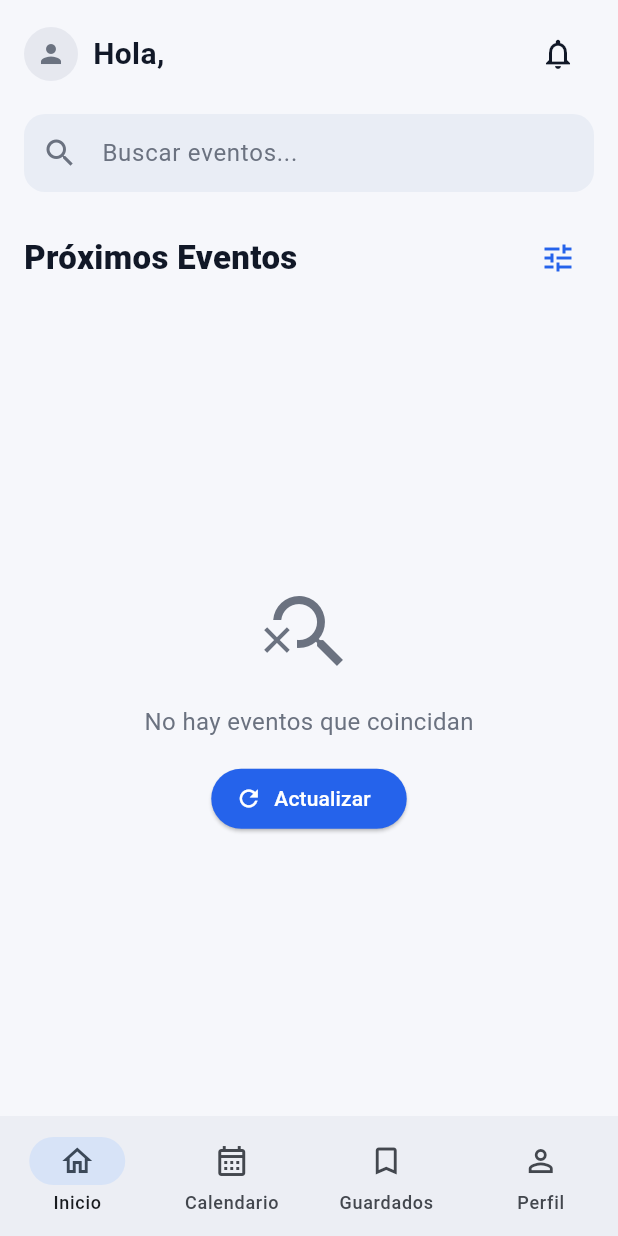
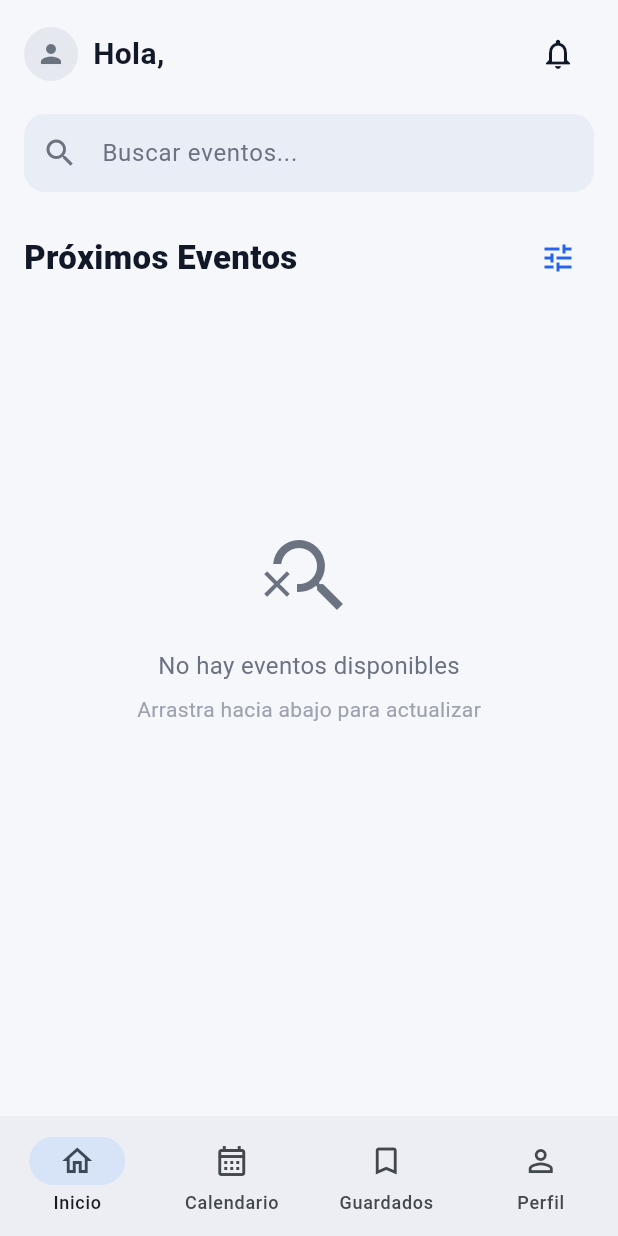
Before and after one commit to mxag11z/appmoviles, a Flutter app: the HomeScreen screen opened by its route, on a phone screen of 412 x 824 dp. Run offline on Flutter 3.47's test engine with Material 3 defaults, Android fonts, the phone set to English and light mode, and no system bars; our stand-ins replace firebase_core, firebase_messaging, flutter_dotenv, flutter_local_notifications, flutter_riverpod, go_router and 2 more; accounts and stored records are empty; network calls fail.

Commit message:
feat: Add pull-to-refresh functionality and improve event loading UI in HomeScreen

```diff
--- a/appmoviles/lib/features/estudiante/screens/home/home_student.dart
+++ b/appmoviles/lib/features/estudiante/screens/home/home_student.dart
@@ -209,17 +209,25 @@ class _HomeScreenState extends ConsumerState<HomeScreen> {
             ),
 
             // ═══════════════════════════════════════════════════════
-            // LISTA DE EVENTOS CON LAZY LOADING
+            // LISTA DE EVENTOS CON LAZY LOADING Y PULL-TO-REFRESH
             // ═══════════════════════════════════════════════════════
             Expanded(
+              child: RefreshIndicator(
+                onRefresh: () async {
+                  await ref.read(publishedEventsProvider.notifier).refresh();
+                },
                 child: filteredAsync.when(
-                loading: () => const Center(
-                  child: CircularProgressIndicator(),
+                  loading: () => ListView(
+                    physics: const AlwaysScrollableScrollPhysics(),
+                    children: const [
+                      SizedBox(height: 200),
+                      Center(child: CircularProgressIndicator()),
+                    ],
                   ),
-                error: (e, stack) => Center(
-                  child: Column(
-                    mainAxisAlignment: MainAxisAlignment.center,
+                  error: (e, stack) => ListView(
+                    physics: const AlwaysScrollableScrollPhysics(),
                     children: [
+                      const SizedBox(height: 150),
                       const Icon(
                         Icons.error_outline,
                         size: 48,
@@ -231,60 +239,55 @@ class _HomeScreenState extends ConsumerState<HomeScreen> {
                         textAlign: TextAlign.center,
                         style: const TextStyle(color: Color(0xFF6B7280)),
                       ),
-                      const SizedBox(height: 8),
-                      ElevatedButton(
+                      const SizedBox(height: 16),
+                      Center(
+                        child: ElevatedButton(
                           onPressed: () {
                             ref.invalidate(publishedEventsProvider);
                           },
                           child: const Text('Reintentar'),
                         ),
+                      ),
                     ],
-                  ),
                   ),
                   data: (filteredEvents) {
                     if (filteredEvents.isEmpty) {
-                    return Center(
-                      child: Column(
-                        mainAxisAlignment: MainAxisAlignment.center,
+                      return ListView(
+                        physics: const AlwaysScrollableScrollPhysics(),
                         children: [
+                          const SizedBox(height: 150),
                           const Icon(
                             Icons.search_off,
                             size: 64,
                             color: Color(0xFF6B7280),
                           ),
                           const SizedBox(height: 16),
-                          const Text(
-                            'No hay eventos que coincidan',
+                          const Center(
+                            child: Text(
+                              'No hay eventos disponibles',
                               style: TextStyle(
                                 color: Color(0xFF6B7280),
                                 fontSize: 16,
                               ),
                             ),
-                          const SizedBox(height: 16),
-                          ElevatedButton.icon(
-                            onPressed: () {
-                              ref.read(publishedEventsProvider.notifier).refresh();
-                            },
-                            icon: const Icon(Icons.refresh),
-                            label: const Text('Actualizar'),
-                            style: ElevatedButton.styleFrom(
-                              backgroundColor: const Color(0xFF2563EB),
-                              foregroundColor: Colors.white,
+                          ),
+                          const SizedBox(height: 8),
+                          const Center(
+                            child: Text(
+                              'Arrastra hacia abajo para actualizar',
+                              style: TextStyle(
+                                color: Color(0xFF9CA3AF),
+                                fontSize: 14,
+                              ),
                             ),
                           ),
                         ],
-                      ),
                       );
                     }
 
-                  return RefreshIndicator(
-                    onRefresh: () async {
-                      await ref
-                          .read(publishedEventsProvider.notifier)
-                          .refresh();
-                    },
-                    child: ListView.separated(
+                    return ListView.separated(
                       controller: _scrollController,
+                      physics: const AlwaysScrollableScrollPhysics(),
                       padding: const EdgeInsets.fromLTRB(16, 6, 16, 16),
                       itemCount: filteredEvents.length + 1, // +1 para el loader
                       separatorBuilder: (_, __) => const SizedBox(height: 12),
@@ -336,9 +339,9 @@ class _HomeScreenState extends ConsumerState<HomeScreen> {
                           },
                         );
                       },
-                    ),
                     );
                   },
+                ),
               ),
             ),
           ],
```
Also changed, not shown: appmoviles/lib/features/organizador/screens/perfil/perfil_organizador_screen.dart (+26 -54 lines), appmoviles/lib/providers/notification_provider.dart (+19 -8 lines), appmoviles/lib/router/app_router.dart (+3 -9 lines), appmoviles/lib/services/notification_service.dart (+20 -15 lines). Lines whose indentation alone changed are shown as unchanged.
